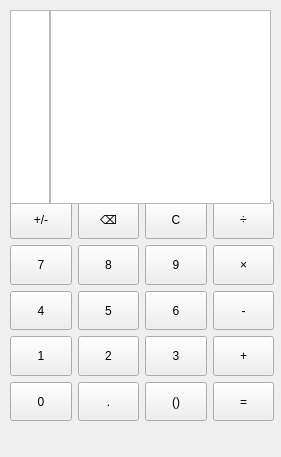
Before: the Qt Designer form mainwindow.ui in KIMJUNKYUNG/qtProj, drawn with Qt 5.
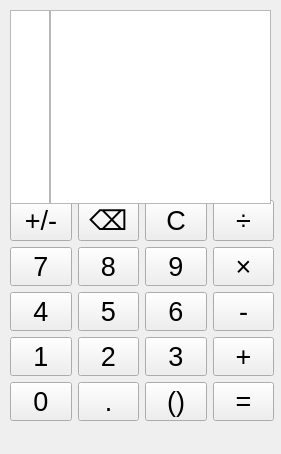
After: the same form once the commit is applied.

Diff of the .ui file:
```diff
--- a/mainwindow.ui
+++ b/mainwindow.ui
@@ -10,7 +10,7 @@
     <x>0</x>
     <y>0</y>
     <width>281</width>
-    <height>457</height>
+    <height>454</height>
    </rect>
   </property>
   <property name="sizePolicy">
@@ -19,6 +19,12 @@
     <verstretch>0</verstretch>
    </sizepolicy>
   </property>
+  <property name="maximumSize">
+   <size>
+    <width>16777215</width>
+    <height>16777215</height>
+   </size>
+  </property>
   <property name="windowTitle">
    <string>MainWindow</string>
   </property>
@@ -41,6 +47,11 @@
          <verstretch>0</verstretch>
         </sizepolicy>
        </property>
+       <property name="font">
+        <font>
+         <pointsize>20</pointsize>
+        </font>
+       </property>
        <property name="text">
         <string>4</string>
        </property>
@@ -54,6 +65,11 @@
          <verstretch>0</verstretch>
         </sizepolicy>
        </property>
+       <property name="font">
+        <font>
+         <pointsize>20</pointsize>
+        </font>
+       </property>
        <property name="text">
         <string>.</string>
        </property>
@@ -67,6 +83,11 @@
          <verstretch>0</verstretch>
         </sizepolicy>
        </property>
+       <property name="font">
+        <font>
+         <pointsize>20</pointsize>
+        </font>
+       </property>
        <property name="text">
         <string>0</string>
        </property>
@@ -80,6 +101,11 @@
          <verstretch>0</verstretch>
         </sizepolicy>
        </property>
+       <property name="font">
+        <font>
+         <pointsize>20</pointsize>
+        </font>
+       </property>
        <property name="text">
         <string>-</string>
        </property>
@@ -93,6 +119,11 @@
          <verstretch>0</verstretch>
         </sizepolicy>
        </property>
+       <property name="font">
+        <font>
+         <pointsize>20</pointsize>
+        </font>
+       </property>
        <property name="text">
         <string>×</string>
        </property>
@@ -106,6 +137,11 @@
          <verstretch>0</verstretch>
         </sizepolicy>
        </property>
+       <property name="font">
+        <font>
+         <pointsize>20</pointsize>
+        </font>
+       </property>
        <property name="text">
         <string>7</string>
        </property>
@@ -119,6 +155,11 @@
          <verstretch>0</verstretch>
         </sizepolicy>
        </property>
+       <property name="font">
+        <font>
+         <pointsize>20</pointsize>
+        </font>
+       </property>
        <property name="text">
         <string>5</string>
        </property>
@@ -132,6 +173,11 @@
          <verstretch>0</verstretch>
         </sizepolicy>
        </property>
+       <property name="font">
+        <font>
+         <pointsize>20</pointsize>
+        </font>
+       </property>
        <property name="text">
         <string>C</string>
        </property>
@@ -145,6 +191,11 @@
          <verstretch>0</verstretch>
         </sizepolicy>
        </property>
+       <property name="font">
+        <font>
+         <pointsize>20</pointsize>
+        </font>
+       </property>
        <property name="text">
         <string>+</string>
        </property>
@@ -158,6 +209,11 @@
          <verstretch>0</verstretch>
         </sizepolicy>
        </property>
+       <property name="font">
+        <font>
+         <pointsize>20</pointsize>
+        </font>
+       </property>
        <property name="text">
         <string>()</string>
        </property>
@@ -171,6 +227,11 @@
          <verstretch>0</verstretch>
         </sizepolicy>
        </property>
+       <property name="font">
+        <font>
+         <pointsize>20</pointsize>
+        </font>
+       </property>
        <property name="text">
         <string>6</string>
        </property>
@@ -184,6 +245,11 @@
          <verstretch>0</verstretch>
         </sizepolicy>
        </property>
+       <property name="font">
+        <font>
+         <pointsize>20</pointsize>
+        </font>
+       </property>
        <property name="text">
         <string>⌫</string>
        </property>
@@ -197,6 +263,11 @@
          <verstretch>0</verstretch>
         </sizepolicy>
        </property>
+       <property name="font">
+        <font>
+         <pointsize>20</pointsize>
+        </font>
+       </property>
        <property name="text">
         <string>1</string>
        </property>
@@ -210,6 +281,11 @@
          <verstretch>0</verstretch>
         </sizepolicy>
        </property>
+       <property name="font">
+        <font>
+         <pointsize>20</pointsize>
+        </font>
+       </property>
        <property name="text">
         <string>8</string>
        </property>
@@ -223,6 +299,11 @@
          <verstretch>0</verstretch>
         </sizepolicy>
        </property>
+       <property name="font">
+        <font>
+         <pointsize>20</pointsize>
+        </font>
+       </property>
        <property name="text">
         <string>9</string>
        </property>
@@ -236,6 +317,11 @@
          <verstretch>0</verstretch>
         </sizepolicy>
        </property>
+       <property name="font">
+        <font>
+         <pointsize>20</pointsize>
+        </font>
+       </property>
        <property name="text">
         <string>2</string>
        </property>
@@ -249,6 +335,11 @@
          <verstretch>0</verstretch>
         </sizepolicy>
        </property>
+       <property name="font">
+        <font>
+         <pointsize>20</pointsize>
+        </font>
+       </property>
        <property name="text">
         <string>+/-</string>
        </property>
@@ -262,6 +353,11 @@
          <verstretch>0</verstretch>
         </sizepolicy>
        </property>
+       <property name="font">
+        <font>
+         <pointsize>20</pointsize>
+        </font>
+       </property>
        <property name="text">
         <string>3</string>
        </property>
@@ -275,6 +371,11 @@
          <verstretch>0</verstretch>
         </sizepolicy>
        </property>
+       <property name="font">
+        <font>
+         <pointsize>20</pointsize>
+        </font>
+       </property>
        <property name="text">
         <string>=</string>
        </property>
@@ -288,6 +389,11 @@
          <verstretch>0</verstretch>
         </sizepolicy>
        </property>
+       <property name="font">
+        <font>
+         <pointsize>20</pointsize>
+        </font>
+       </property>
        <property name="text">
         <string>÷</string>
        </property>
```
